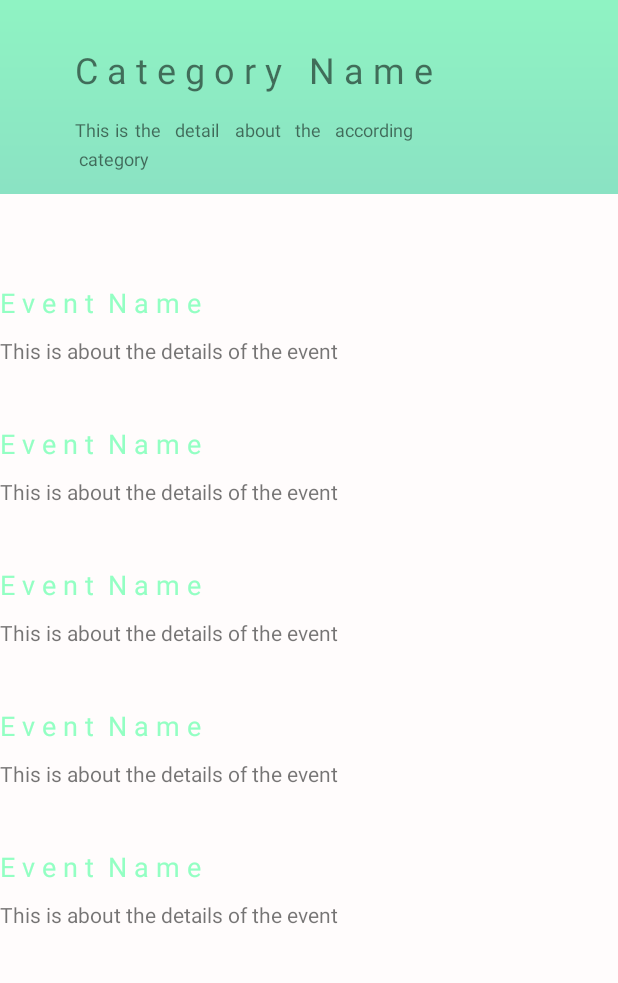
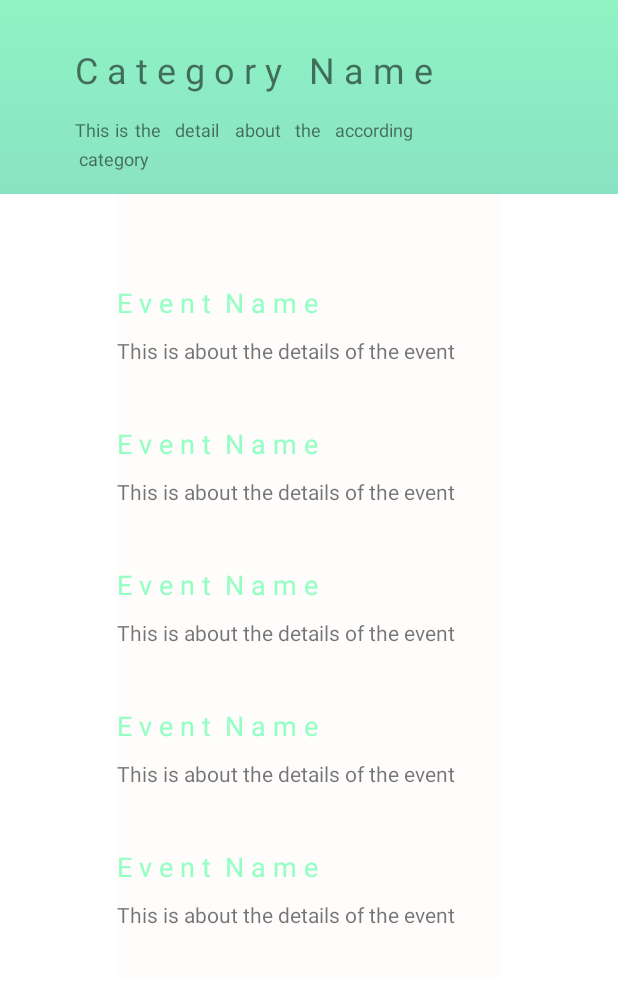
Before and after one commit to PurinatG-01/Wisdom, an Android app: the layout activity_category.xml on its own in the app's theme, with its tools: preview values and no code run, on a phone screen of 412 x 824 dp, the part 125-1108 px from its top. Run offline under Robolectric (Android 15) with nearby library versions, the phone set to English and light mode, and no system bars.

Commit message:
catagory (some layout left)

```diff
--- a/app/src/main/res/layout/activity_category.xml
+++ b/app/src/main/res/layout/activity_category.xml
@@ -8,10 +8,15 @@
 
 
     <LinearLayout
-        android:layout_width="match_parent"
-        android:layout_height="match_parent"
+        android:id="@+id/linearLayout"
+        android:layout_width="0dp"
+        android:layout_height="0dp"
         android:background="@drawable/bg"
-        android:orientation="vertical">
+        android:orientation="vertical"
+        app:layout_constraintBottom_toBottomOf="parent"
+        app:layout_constraintEnd_toEndOf="parent"
+        app:layout_constraintStart_toStartOf="parent"
+        app:layout_constraintTop_toTopOf="parent">
 
         <ImageView
             android:id="@+id/imageView7"
@@ -49,11 +54,23 @@
         <LinearLayout
             android:layout_width="match_parent"
             android:layout_height="match_parent"
+            android:background="#FFFFFF"
+            android:orientation="vertical">
+
+            <androidx.constraintlayout.widget.ConstraintLayout
+                android:layout_width="256dp"
+                android:layout_height="523dp"
+                android:layout_gravity="center">
+
+                <LinearLayout
+                    android:layout_width="match_parent"
+                    android:layout_height="match_parent"
                     android:layout_centerHorizontal="true"
                     android:layout_centerVertical="true"
                     android:background="#FFFCFC"
                     android:orientation="vertical"
-            android:textAlignment="center">
+                    android:textAlignment="center"
+                    tools:layout_editor_absoluteY="520dp">
 
                     <ScrollView
                         android:layout_width="match_parent"
@@ -216,6 +233,8 @@
                         </LinearLayout>
                     </ScrollView>
                 </LinearLayout>
+            </androidx.constraintlayout.widget.ConstraintLayout>
+        </LinearLayout>
 
     </LinearLayout>
 
```
Lines whose indentation alone changed are shown as unchanged.
